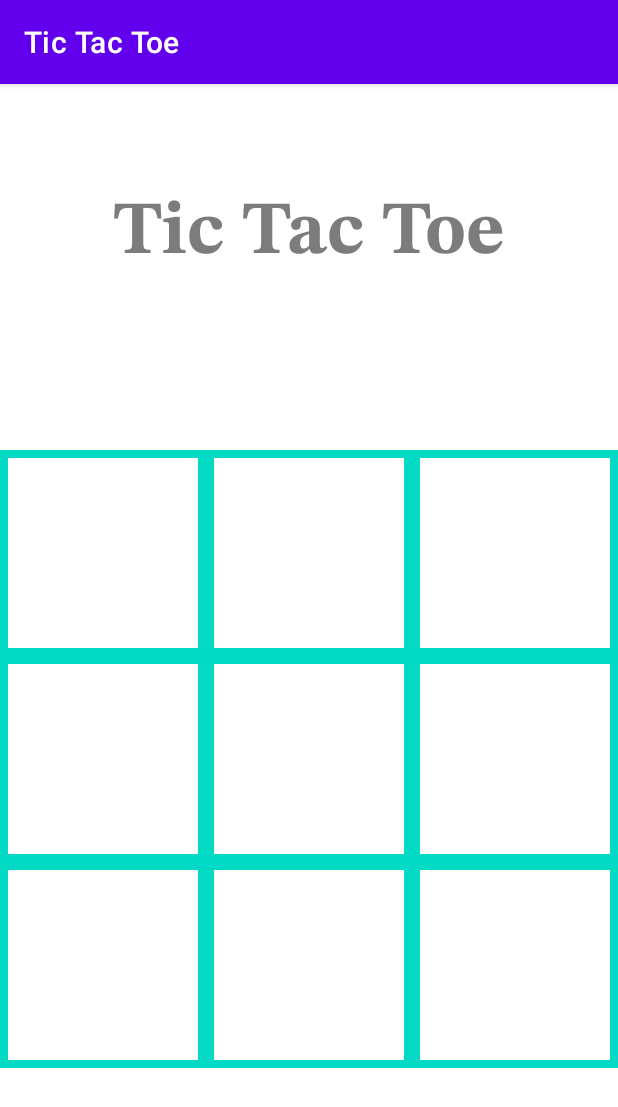
After one commit to Johnnycake01/TicTacToe-App, an Android app: the ComputerGameBoard screen opened directly, with no data from a screen before it, on a phone screen of 412 x 824 dp. The commit adds this screen. Shown: the top 1107 px of the screen. Run offline under Robolectric (Android 15) with nearby library versions, the phone set to English and light mode, and no system bars; 2 statements that could not run were skipped.

Commit message:
implement play with computer and correct board drawing error

```diff
--- /dev/null
+++ b/app/src/main/java/com/example/tictactoe/drawable/ComputerTicTacToeBoard.java
@@ -0,0 +1,229 @@
+package com.example.tictactoe.drawable;
+
+
+
+import android.content.Context;
+import android.content.res.TypedArray;
+import android.graphics.Canvas;
+import android.graphics.Paint;
+import android.util.AttributeSet;
+import android.view.MotionEvent;
+import android.view.View;
+import android.widget.Button;
+import android.widget.TextView;
+
+import androidx.annotation.Nullable;
+
+import com.example.tictactoe.ComputerGameLogic_Easy;
+import com.example.tictactoe.R;
+
+
+public class ComputerTicTacToeBoard extends View {
+    private final int boardColor;
+    private final int XColor;
+    private final int OColor;
+    private Boolean winning = false;
+    private final int winningLineColor;
+    private final ComputerGameLogic_Easy game;
+    private final Paint paint = new Paint();
+    private int cellSize = getWidth()/3;
+    public ComputerTicTacToeBoard(Context context, @Nullable AttributeSet attrs) {
+        super(context, attrs);
+        TypedArray a = context.getTheme()
+                .obtainStyledAttributes(attrs, R.styleable.TicTacToeBoard,0,0);
+        try{
+            boardColor = a.getColor(R.styleable.TicTacToeBoard_boardColor, 0);
+            XColor = a.getColor(R.styleable.TicTacToeBoard_XColor,0);
+            OColor = a.getColor(R.styleable.TicTacToeBoard_OColor, 0);
+            winningLineColor = a.getColor(R.styleable.TicTacToeBoard_boardColor, 0);
+
+        }finally {
+            a.recycle();
+        }
+        game = new ComputerGameLogic_Easy();
+    }
+
+    @Override
+    public boolean onTouchEvent(MotionEvent event) {
+//        return super.onTouchEvent(event);
+        float x = event.getX();
+        float y = event.getY();
+        int action = event.getAction();
+
+        if(action == MotionEvent.ACTION_DOWN){
+            int row = (int) (Math.ceil(y/cellSize));
+            int col = (int) (Math.ceil(x/cellSize));
+            if(!winning){
+                if(game.updateGameBoard(row,col)){
+                    invalidate();
+                    if(game.winnerCheck()){
+                        winning = true;
+                    }
+
+
+                    //updating players turn
+                    if(game.getPlayer()%2 ==0){
+                        game.setPlayer(game.getPlayer()-1);
+                    }else{
+                        game.setPlayer(game.getPlayer()+1);
+                    }
+
+                }
+            }
+
+
+
+            invalidate();
+            return true;
+
+        }
+        return false;
+    }
+
+    @Override
+    protected void onMeasure(int width,int height){
+        super.onMeasure(width,height);
+        int dimension = Math.min(getMeasuredWidth(),getMeasuredHeight());
+        setMeasuredDimension(dimension, dimension);
+        cellSize = dimension/3;
+
+    }
+
+    @Override
+    protected void onDraw(Canvas canvas) {
+        super.onDraw(canvas);
+        paint.setStyle(Paint.Style.STROKE);
+        paint.setAntiAlias(true);
+        drawGameBoard(canvas);
+        drawMarkers(canvas);
+        if(winning){
+            paint.setColor(winningLineColor);
+            drawWinningLine(canvas);
+        }
+//        drawX(canvas,1,1);
+//        drawO(canvas,0,1);
+
+
+    }
+
+    private void drawMarkers(Canvas canvas) {
+        for(int r = 0; r<3; r++){
+            for(int c = 0; c<3; c++){
+                if(game.getRowColArray()[r][c] != 0){
+                    if(game.getRowColArray()[r][c] == 1){
+                        drawX(canvas,r,c);
+                    }else {
+                        drawO(canvas,r,c);
+
+                    }
+                }
+            }
+        }
+    }
+
+    private void drawGameBoard(Canvas canvas) {
+        paint.setColor(boardColor);
+        paint.setStrokeWidth(16);
+        for (int col = 0; col<4; col++){
+            canvas.drawLine(cellSize*col,0,cellSize*col,canvas.getWidth(),paint);
+        }
+        for (int  row = 0; row<4; row++){
+            canvas.drawLine(0,cellSize*row,canvas.getWidth(),cellSize*row,paint);
+        }
+
+    }
+    private void drawX(Canvas canvas, int row, int col){
+        paint.setColor(XColor);
+        canvas.drawLine(
+                (col+1)*cellSize-cellSize*0.2f,
+                row*cellSize+cellSize*0.2f,
+                col*cellSize+cellSize*0.2f,
+                (row+1)*cellSize-cellSize*0.2f,
+                paint
+        );
+        canvas.drawLine(
+                col*cellSize+cellSize*0.2f,
+                row*cellSize+cellSize*0.2f,
+                (col+1)*cellSize-cellSize*0.2f,
+                (row+1)*cellSize-cellSize*0.2f,
+                paint
+        );
+
+    }
+    private void drawO(Canvas canvas, int row, int col){
+        paint.setColor(OColor);
+        canvas.drawOval(
+                col*cellSize + cellSize*0.2f,
+                row*cellSize+ cellSize*0.2f,
+                (col*cellSize + cellSize) - cellSize*0.2f,
+                (row*cellSize + cellSize)- cellSize*0.2f,
+                paint
+        );
+
+    }
+    private void drawHorizontalLine(Canvas canvas, int row, int col){
+        paint.setColor(OColor);
+        canvas.drawLine(col,
+                row*cellSize+ cellSize/2f,
+                cellSize * 3,
+                row*cellSize+ cellSize/2f,
+                paint
+        );
+    }
+    private void drawVerticalLine(Canvas canvas, int row, int col){
+        paint.setColor(OColor);
+        canvas.drawLine(col * cellSize + cellSize/2f,
+                row,
+                col *cellSize + cellSize/2f,
+                cellSize*3,
+                paint
+        );
+    }
+    private void drawDiagonalLinePos(Canvas canvas){
+        paint.setColor(OColor);
+        canvas.drawLine(0,
+                cellSize * 3,
+                cellSize * 3,
+                0,
+                paint
+        );
+    }
+    private void drawDiagonalLineNeg(Canvas canvas){
+        paint.setColor(OColor);
+        canvas.drawLine(0,
+                0,
+                cellSize * 3,
+                cellSize * 3,
+                paint
+        );
+    }
+    private void drawWinningLine(Canvas canvas){
+        int row = game.getWinType()[0];
+        int col = game.getWinType()[1];
+        int winType = game.getWinType()[2];
+        switch (winType){
+            case 1: drawHorizontalLine(canvas,row,col);
+                break;
+            case 2: drawVerticalLine(canvas, row,col);
+                break;
+            case 3:drawDiagonalLineNeg(canvas);
+                break;
+            case 4:drawDiagonalLinePos(canvas);
+                break;
+
+        }
+    }
+
+
+    public void setUpGame(Button playAgain,Button home,TextView playerDisplay, String[] names){
+        game.setPlayAgainBTN(playAgain);
+        game.setHomeBTN(home);
+        game.setPlayerTurn(playerDisplay);
+        game.setPlayerName(names);
+    }
+
+    public void resetGame(){
+        game.resetGame();
+        winning = false;
+    }
+}
--- a/app/src/main/java/com/example/tictactoe/drawable/TicTacToeBoard.java
+++ b/app/src/main/java/com/example/tictactoe/drawable/TicTacToeBoard.java
@@ -118,10 +118,10 @@ public class TicTacToeBoard extends View {
     private void drawGameBoard(Canvas canvas) {
         paint.setColor(boardColor);
         paint.setStrokeWidth(16);
-        for (int col = 0; col<3; col++){
+        for (int col = 0; col<4; col++){
             canvas.drawLine(cellSize*col,0,cellSize*col,canvas.getWidth(),paint);
         }
-        for (int  row = 0; row<3; row++){
+        for (int  row = 0; row<4; row++){
             canvas.drawLine(0,cellSize*row,canvas.getWidth(),cellSize*row,paint);
         }
 
--- /dev/null
+++ b/app/src/main/java/com/example/tictactoe/model/Cell.kt
@@ -0,0 +1,6 @@
+package com.example.tictactoe.model
+
+data class Cell(
+    val row:Int,
+    val col:Int
+)
--- /dev/null
+++ b/app/src/main/java/com/example/tictactoe/ui/ComputerGameBoard.kt
@@ -0,0 +1,41 @@
+package com.example.tictactoe.ui
+
+import android.content.Intent
+import androidx.appcompat.app.AppCompatActivity
+import android.os.Bundle
+import android.view.View
+import android.widget.Button
+import android.widget.TextView
+import com.example.tictactoe.R
+import com.example.tictactoe.drawable.ComputerTicTacToeBoard
+
+
+class ComputerGameBoard : AppCompatActivity() {
+    private lateinit var ticTacToeBoard: ComputerTicTacToeBoard
+    private lateinit var replayButton: Button
+    private lateinit var endGame: Button
+    private lateinit var displayPlayerName: TextView
+    override fun onCreate(savedInstanceState: Bundle?) {
+        super.onCreate(savedInstanceState)
+        setContentView(R.layout.activity_computer_game_board)
+
+        ticTacToeBoard = findViewById(R.id.computerTicTacToeBoard)
+        replayButton = findViewById(R.id.computerGameReplayButton)
+        endGame = findViewById(R.id.computerGameQuitButton)
+        displayPlayerName = findViewById(R.id.tvComputerPlayerName)
+        val playerNames:Array<String> = intent.getStringArrayExtra("PLAYER_NAMES")!!
+        "${playerNames[0]}'s turn".also { displayPlayerName.text = it }
+        replayButton.visibility = View.GONE
+        endGame.visibility = View.GONE
+        ticTacToeBoard.setUpGame(replayButton,endGame,displayPlayerName,playerNames)
+
+        replayButton.setOnClickListener {
+            ticTacToeBoard.resetGame()
+            ticTacToeBoard.invalidate()
+        }
+        endGame.setOnClickListener {
+            val intent = Intent(this,MainActivity::class.java)
+            startActivity(intent)
+        }
+    }
+}
--- a/app/src/main/java/com/example/tictactoe/ui/MainActivity.kt
+++ b/app/src/main/java/com/example/tictactoe/ui/MainActivity.kt
@@ -15,7 +15,7 @@ class MainActivity : AppCompatActivity() {
         playButton = findViewById(R.id.homePlayButton)
 
         playButton.setOnClickListener {
-            val intent = Intent(this, GetUserNames::class.java)
+            val intent = Intent(this, ChooseGameType::class.java)
             startActivity(intent)
         }
     }
--- /dev/null
+++ b/app/src/main/res/layout/activity_computer_game_board.xml
@@ -0,0 +1,72 @@
+<?xml version="1.0" encoding="utf-8"?>
+<androidx.constraintlayout.widget.ConstraintLayout xmlns:android="http://schemas.android.com/apk/res/android"
+    xmlns:app="http://schemas.android.com/apk/res-auto"
+    xmlns:tools="http://schemas.android.com/tools"
+    android:layout_width="match_parent"
+    android:layout_height="match_parent"
+    tools:context=".ui.ComputerGameBoard"
+    xmlns:custom="http://schemas.android.com/apk/res-auto"
+    >
+    <TextView
+        android:id="@+id/computerBoardTicText"
+        android:layout_width="wrap_content"
+        android:layout_height="wrap_content"
+        android:text="@string/tic_tac_toe"
+        android:layout_marginTop="60dp"
+        android:textAppearance="@style/ticUserNameTitle"
+        app:layout_constraintLeft_toLeftOf="parent"
+        app:layout_constraintRight_toRightOf="parent"
+        app:layout_constraintTop_toTopOf="parent" />
+
+
+    <androidx.appcompat.widget.AppCompatButton
+        android:id="@+id/computerGameReplayButton"
+        android:layout_width="wrap_content"
+        android:layout_height="wrap_content"
+        android:layout_marginBottom="30dp"
+        android:background="@drawable/play_button_design"
+        android:padding="20dp"
+        android:text="@string/playAgain"
+        app:layout_constraintBottom_toBottomOf="parent"
+        app:layout_constraintEnd_toStartOf="@id/computerGameQuitButton"
+        app:layout_constraintStart_toStartOf="parent" />
+
+    <androidx.appcompat.widget.AppCompatButton
+        android:id="@+id/computerGameQuitButton"
+        android:layout_width="wrap_content"
+        android:layout_height="wrap_content"
+        android:padding="20dp"
+        android:background="@drawable/play_button_design"
+        android:text="@string/quitButton"
+        app:layout_constraintBottom_toBottomOf="@id/computerGameReplayButton"
+        app:layout_constraintEnd_toEndOf="parent"
+        app:layout_constraintStart_toEndOf="@id/computerGameReplayButton"
+
+        />
+    <TextView
+        android:id="@+id/tvComputerPlayerName"
+        android:layout_width="match_parent"
+        android:layout_height="wrap_content"
+        app:layout_constraintTop_toBottomOf="@id/computerBoardTicText"
+        app:layout_constraintStart_toStartOf="parent"
+        android:layout_marginStart="20dp"
+        app:layout_constraintBottom_toTopOf="@id/computerTicTacToeBoard"
+        android:textAppearance="@style/ticUserNameTitle"
+        android:textSize="18sp"
+        />
+
+    <com.example.tictactoe.drawable.ComputerTicTacToeBoard
+        android:id="@+id/computerTicTacToeBoard"
+        android:layout_width="wrap_content"
+        android:layout_height="wrap_content"
+        custom:boardColor = "@color/teal_200"
+        app:layout_constraintBottom_toTopOf="@+id/computerGameReplayButton"
+        app:layout_constraintEnd_toEndOf="parent"
+        app:layout_constraintStart_toStartOf="parent"
+        app:layout_constraintTop_toBottomOf="@+id/computerBoardTicText"
+        custom:XColor = "@color/purple_700"
+        custom:OColor = "#FF5722"
+        custom:winningLineColor = "@color/purple_200"
+        />
+
+</androidx.constraintlayout.widget.ConstraintLayout>
--- a/app/src/main/res/layout/activity_main.xml
+++ b/app/src/main/res/layout/activity_main.xml
@@ -29,4 +29,5 @@
         app:layout_constraintBottom_toBottomOf="parent"
         />
 
+
 </androidx.constraintlayout.widget.ConstraintLayout>
--- a/build.gradle
+++ b/build.gradle
@@ -7,7 +7,7 @@ buildscript {
     }
     dependencies {
         classpath "com.android.tools.build:gradle:4.2.1"
-        classpath "org.jetbrains.kotlin:kotlin-gradle-plugin:$kotlin_version"
+        classpath "org.jetbrains.kotlin:kotlin-gradle-plugin:1.5.30"
 
         // NOTE: Do not place your application dependencies here; they belong
         // in the individual module build.gradle files
```
Also changed, not shown: app/src/main/AndroidManifest.xml (+10 -1 lines), app/src/main/java/com/example/tictactoe/ComputerGameLogic_Easy.kt (added, +177 -0 lines), app/src/main/java/com/example/tictactoe/ui/ChooseGameType.kt (added, +27 -0 lines), app/src/main/java/com/example/tictactoe/ui/PlayWithComputerGetName.kt (added, +27 -0 lines), app/src/main/res/drawable/grid_border_style.xml (added, +12 -0 lines), app/src/main/res/drawable/ic_tictactoe.xml (added, +12 -0 lines), app/src/main/res/layout/activity_choose_game_type.xml (added, +34 -0 lines), app/src/main/res/layout/activity_play_with_computer_get_name.xml (added, +47 -0 lines), app/src/main/res/drawable/app_name.png (added), app/src/main/res/drawable/circle.png (added), app/src/main/res/drawable/cross.png (added).
